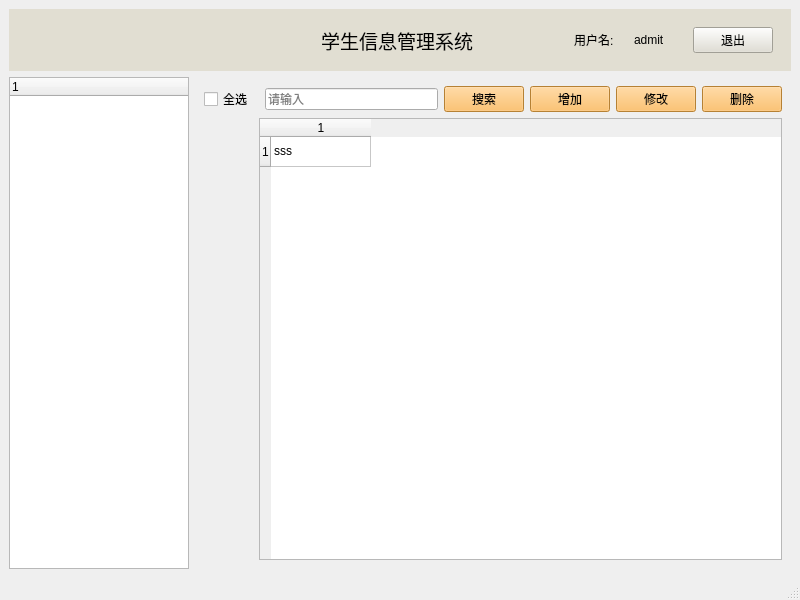
Old version of the form mainwindow.ui in the repository ShortBackboard/studentManager.
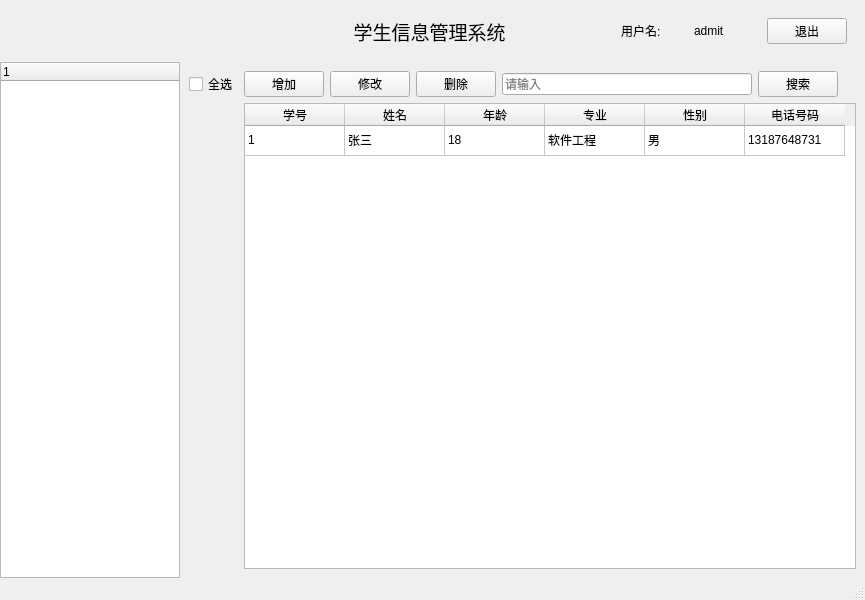
New version of the form. Icons and pictures are not drawn.

The edit to the form file:
```diff
--- a/mainwindow.ui
+++ b/mainwindow.ui
@@ -6,13 +6,13 @@
    <rect>
     <x>0</x>
     <y>0</y>
-    <width>800</width>
+    <width>865</width>
     <height>600</height>
    </rect>
   </property>
   <property name="minimumSize">
    <size>
-    <width>800</width>
+    <width>865</width>
     <height>480</height>
    </size>
   </property>
@@ -23,18 +23,32 @@
    <string>学生信息管理系统</string>
   </property>
   <property name="styleSheet">
-   <string notr="true">QPushButton{background-color: rgb(255, 181, 73);}</string>
+   <string notr="true"/>
   </property>
   <widget class="QWidget" name="centralwidget">
    <property name="styleSheet">
     <string notr="true"/>
    </property>
    <layout class="QGridLayout" name="gridLayout_3">
+    <property name="leftMargin">
+     <number>0</number>
+    </property>
+    <property name="topMargin">
+     <number>0</number>
+    </property>
+    <property name="rightMargin">
+     <number>0</number>
+    </property>
+    <property name="bottomMargin">
+     <number>0</number>
+    </property>
+    <property name="spacing">
+     <number>0</number>
+    </property>
     <item row="0" column="0" colspan="2">
-     <widget class="QWidget" name="widget" native="true">
+     <widget class="QWidget" name="title" native="true">
       <property name="styleSheet">
-       <string notr="true">color: rgb(0, 0, 0);
-background-color: rgb(225, 222, 210);</string>
+       <string notr="true"/>
       </property>
       <layout class="QGridLayout" name="gridLayout_2" columnstretch="1,1,1">
        <item row="0" column="0">
@@ -161,10 +175,17 @@
       </property>
       <widget class="QWidget" name="page">
        <layout class="QGridLayout" name="gridLayout_4">
-        <item row="1" column="6">
-         <widget class="QPushButton" name="pushButton_4">
+        <item row="1" column="1">
+         <widget class="QPushButton" name="pushButton">
           <property name="text">
-           <string>删除</string>
+           <string>增加</string>
+          </property>
+         </widget>
+        </item>
+        <item row="1" column="5">
+         <widget class="QPushButton" name="pushButton_2">
+          <property name="text">
+           <string>搜索</string>
           </property>
          </widget>
         </item>
@@ -175,36 +196,18 @@
           </property>
          </widget>
         </item>
-        <item row="1" column="3">
-         <widget class="QPushButton" name="pushButton_2">
-          <property name="text">
-           <string>搜索</string>
-          </property>
-         </widget>
-        </item>
-        <item row="1" column="5">
+        <item row="1" column="2">
          <widget class="QPushButton" name="pushButton_3">
           <property name="text">
            <string>修改</string>
           </property>
          </widget>
         </item>
-        <item row="1" column="2">
-         <widget class="QLineEdit" name="lineEdit">
-          <property name="placeholderText">
-           <string>请输入</string>
-          </property>
-         </widget>
-        </item>
-        <item row="1" column="4">
-         <widget class="QPushButton" name="pushButton">
-          <property name="text">
-           <string>增加</string>
-          </property>
-         </widget>
-        </item>
-        <item row="2" column="1" colspan="6">
+        <item row="2" column="1" colspan="8">
          <widget class="QTableWidget" name="tableWidget">
+          <attribute name="verticalHeaderVisible">
+           <bool>false</bool>
+          </attribute>
           <row>
            <property name="text">
             <string>1</string>
@@ -212,14 +215,78 @@
           </row>
           <column>
            <property name="text">
-            <string>1</string>
+            <string>学号</string>
+           </property>
+          </column>
+          <column>
+           <property name="text">
+            <string>姓名</string>
+           </property>
+          </column>
+          <column>
+           <property name="text">
+            <string>年龄</string>
+           </property>
+          </column>
+          <column>
+           <property name="text">
+            <string>专业</string>
+           </property>
+          </column>
+          <column>
+           <property name="text">
+            <string>性别</string>
+           </property>
+          </column>
+          <column>
+           <property name="text">
+            <string>电话号码</string>
            </property>
           </column>
           <item row="0" column="0">
            <property name="text">
-            <string>sss</string>
+            <string>1</string>
            </property>
           </item>
+          <item row="0" column="1">
+           <property name="text">
+            <string>张三</string>
+           </property>
+          </item>
+          <item row="0" column="2">
+           <property name="text">
+            <string>18</string>
+           </property>
+          </item>
+          <item row="0" column="3">
+           <property name="text">
+            <string>软件工程</string>
+           </property>
+          </item>
+          <item row="0" column="4">
+           <property name="text">
+            <string>男</string>
+           </property>
+          </item>
+          <item row="0" column="5">
+           <property name="text">
+            <string>13187648731</string>
+           </property>
+          </item>
+         </widget>
+        </item>
+        <item row="1" column="4">
+         <widget class="QLineEdit" name="lineEdit">
+          <property name="placeholderText">
+           <string>请输入</string>
+          </property>
+         </widget>
+        </item>
+        <item row="1" column="3">
+         <widget class="QPushButton" name="pushButton_4">
+          <property name="text">
+           <string>删除</string>
+          </property>
          </widget>
         </item>
        </layout>
@@ -234,7 +301,7 @@
     <rect>
      <x>0</x>
      <y>0</y>
-     <width>800</width>
+     <width>865</width>
      <height>25</height>
     </rect>
    </property>
```
